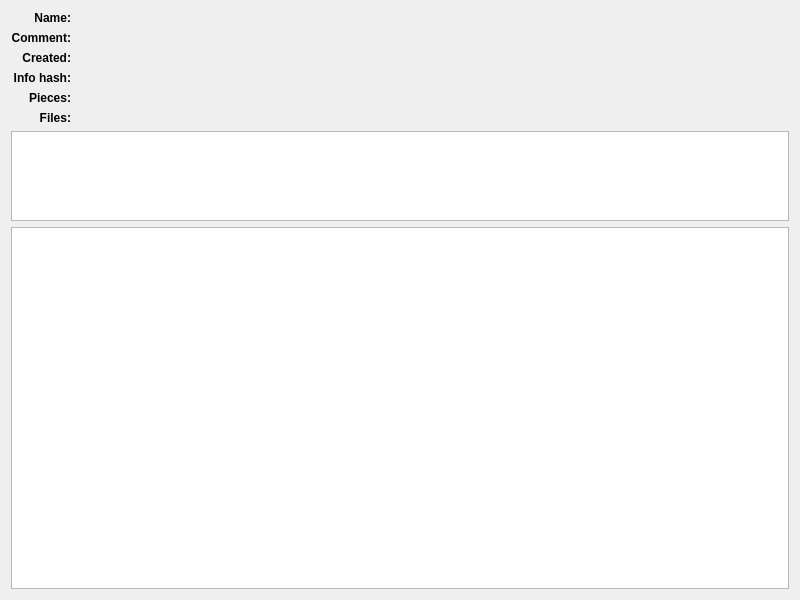
Old version of the form torrentinfoview.ui in the repository Kolcha/dc-torrent-view.
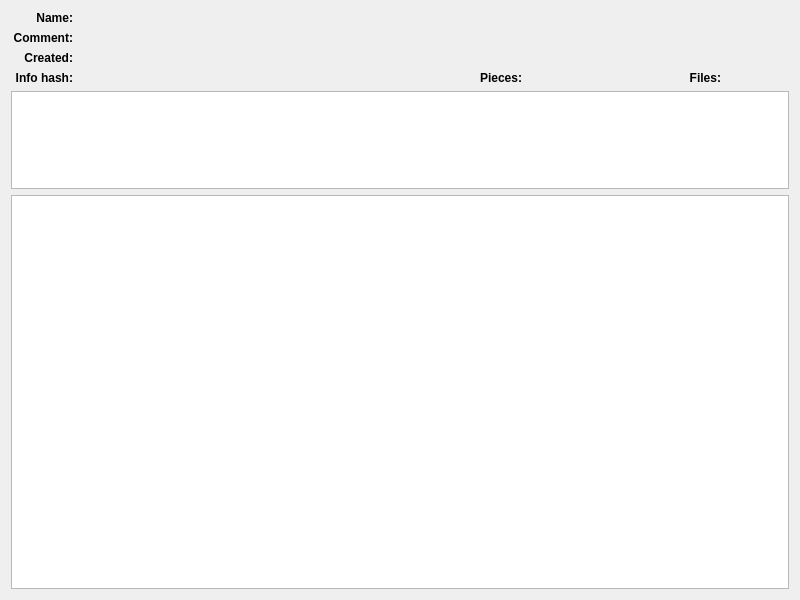
New version of the form.

Commit message: optimized screen space usage

Patch:
```diff
--- a/torrentinfoview.ui
+++ b/torrentinfoview.ui
@@ -10,7 +10,37 @@
     <height>600</height>
    </rect>
   </property>
-  <layout class="QGridLayout" name="gridLayout" rowstretch="0,0,0,0,0,0,1,4" columnstretch="0,1">
+  <layout class="QGridLayout" name="gridLayout" rowstretch="0,0,0,0,1,4" columnstretch="1,6,1,2,1,1">
+   <item row="0" column="0">
+    <widget class="QLabel" name="label_name_s">
+     <property name="font">
+      <font>
+       <bold>true</bold>
+      </font>
+     </property>
+     <property name="text">
+      <string>Name:</string>
+     </property>
+     <property name="alignment">
+      <set>Qt::AlignmentFlag::AlignRight|Qt::AlignmentFlag::AlignTrailing|Qt::AlignmentFlag::AlignVCenter</set>
+     </property>
+    </widget>
+   </item>
+   <item row="1" column="0">
+    <widget class="QLabel" name="label_comment_s">
+     <property name="font">
+      <font>
+       <bold>true</bold>
+      </font>
+     </property>
+     <property name="text">
+      <string>Comment:</string>
+     </property>
+     <property name="alignment">
+      <set>Qt::AlignmentFlag::AlignRight|Qt::AlignmentFlag::AlignTrailing|Qt::AlignmentFlag::AlignVCenter</set>
+     </property>
+    </widget>
+   </item>
    <item row="2" column="0">
     <widget class="QLabel" name="label_created_s">
      <property name="font">
@@ -22,7 +52,22 @@
       <string>Created:</string>
      </property>
      <property name="alignment">
-      <set>Qt::AlignRight|Qt::AlignTrailing|Qt::AlignVCenter</set>
+      <set>Qt::AlignmentFlag::AlignRight|Qt::AlignmentFlag::AlignTrailing|Qt::AlignmentFlag::AlignVCenter</set>
+     </property>
+    </widget>
+   </item>
+   <item row="3" column="0">
+    <widget class="QLabel" name="label_info_hash_s">
+     <property name="font">
+      <font>
+       <bold>true</bold>
+      </font>
+     </property>
+     <property name="text">
+      <string>Info hash:</string>
+     </property>
+     <property name="alignment">
+      <set>Qt::AlignmentFlag::AlignRight|Qt::AlignmentFlag::AlignTrailing|Qt::AlignmentFlag::AlignVCenter</set>
      </property>
     </widget>
    </item>
@@ -33,36 +78,7 @@
      </property>
     </widget>
    </item>
-   <item row="4" column="1">
-    <widget class="QLabel" name="label_pieces_v">
-     <property name="textInteractionFlags">
-      <set>Qt::LinksAccessibleByMouse|Qt::TextSelectableByMouse</set>
-     </property>
-    </widget>
-   </item>
-   <item row="5" column="1">
-    <widget class="QLabel" name="label_files_v">
-     <property name="textInteractionFlags">
-      <set>Qt::LinksAccessibleByMouse|Qt::TextSelectableByMouse</set>
-     </property>
-    </widget>
-   </item>
-   <item row="0" column="0">
-    <widget class="QLabel" name="label_name_s">
-     <property name="font">
-      <font>
-       <bold>true</bold>
-      </font>
-     </property>
-     <property name="text">
-      <string>Name:</string>
-     </property>
-     <property name="alignment">
-      <set>Qt::AlignRight|Qt::AlignTrailing|Qt::AlignVCenter</set>
-     </property>
-    </widget>
-   </item>
-   <item row="4" column="0">
+   <item row="3" column="2">
     <widget class="QLabel" name="label_pieces_s">
      <property name="font">
       <font>
@@ -77,21 +93,14 @@
      </property>
     </widget>
    </item>
-   <item row="0" column="1">
-    <widget class="QLabel" name="label_name_v">
+   <item row="3" column="3">
+    <widget class="QLabel" name="label_pieces_v">
      <property name="textInteractionFlags">
       <set>Qt::LinksAccessibleByMouse|Qt::TextSelectableByMouse</set>
      </property>
     </widget>
    </item>
-   <item row="1" column="1">
-    <widget class="QLabel" name="label_comment_v">
-     <property name="textInteractionFlags">
-      <set>Qt::LinksAccessibleByMouse|Qt::TextSelectableByMouse</set>
-     </property>
-    </widget>
-   </item>
-   <item row="5" column="0">
+   <item row="3" column="4">
     <widget class="QLabel" name="label_files_s">
      <property name="font">
       <font>
@@ -106,37 +115,30 @@
      </property>
     </widget>
    </item>
-   <item row="3" column="0">
-    <widget class="QLabel" name="label_info_hash_s">
-     <property name="font">
-      <font>
-       <bold>true</bold>
-      </font>
+   <item row="3" column="5">
+    <widget class="QLabel" name="label_files_v">
+     <property name="textInteractionFlags">
+      <set>Qt::TextInteractionFlag::LinksAccessibleByMouse|Qt::TextInteractionFlag::TextSelectableByMouse</set>
      </property>
-     <property name="text">
-      <string>Info hash:</string>
-     </property>
-     <property name="alignment">
-      <set>Qt::AlignRight|Qt::AlignTrailing|Qt::AlignVCenter</set>
-     </property>
     </widget>
    </item>
-   <item row="1" column="0">
-    <widget class="QLabel" name="label_comment_s">
-     <property name="font">
-      <font>
-       <bold>true</bold>
-      </font>
+   <item row="4" column="0" colspan="6">
+    <widget class="QTableView" name="trackers_list">
+     <property name="selectionMode">
+      <enum>QAbstractItemView::SelectionMode::NoSelection</enum>
      </property>
-     <property name="text">
-      <string>Comment:</string>
+     <property name="showGrid">
+      <bool>false</bool>
      </property>
-     <property name="alignment">
-      <set>Qt::AlignRight|Qt::AlignTrailing|Qt::AlignVCenter</set>
-     </property>
+     <attribute name="horizontalHeaderVisible">
+      <bool>false</bool>
+     </attribute>
+     <attribute name="verticalHeaderVisible">
+      <bool>false</bool>
+     </attribute>
     </widget>
    </item>
-   <item row="7" column="0" colspan="2">
+   <item row="5" column="0" colspan="6">
     <widget class="QTreeView" name="files_view">
      <property name="selectionMode">
       <enum>QAbstractItemView::NoSelection</enum>
@@ -149,27 +151,25 @@
      </attribute>
     </widget>
    </item>
-   <item row="2" column="1">
+   <item row="1" column="1" colspan="5">
+    <widget class="QLabel" name="label_comment_v">
+     <property name="textInteractionFlags">
+      <set>Qt::TextInteractionFlag::LinksAccessibleByMouse|Qt::TextInteractionFlag::TextSelectableByMouse</set>
+     </property>
+    </widget>
+   </item>
+   <item row="2" column="1" colspan="5">
     <widget class="QLabel" name="label_created_v">
      <property name="textInteractionFlags">
       <set>Qt::LinksAccessibleByMouse|Qt::TextSelectableByMouse</set>
      </property>
     </widget>
    </item>
-   <item row="6" column="0" colspan="2">
-    <widget class="QTableView" name="trackers_list">
-     <property name="selectionMode">
-      <enum>QAbstractItemView::NoSelection</enum>
+   <item row="0" column="1" colspan="5">
+    <widget class="QLabel" name="label_name_v">
+     <property name="textInteractionFlags">
+      <set>Qt::TextInteractionFlag::LinksAccessibleByMouse|Qt::TextInteractionFlag::TextSelectableByMouse</set>
      </property>
-     <property name="showGrid">
-      <bool>false</bool>
-     </property>
-     <attribute name="horizontalHeaderVisible">
-      <bool>false</bool>
-     </attribute>
-     <attribute name="verticalHeaderVisible">
-      <bool>false</bool>
-     </attribute>
     </widget>
    </item>
   </layout>
```
Left out of the diff: 12 changed lines with no effect on the pictures. The commit also changes 1 other file.
